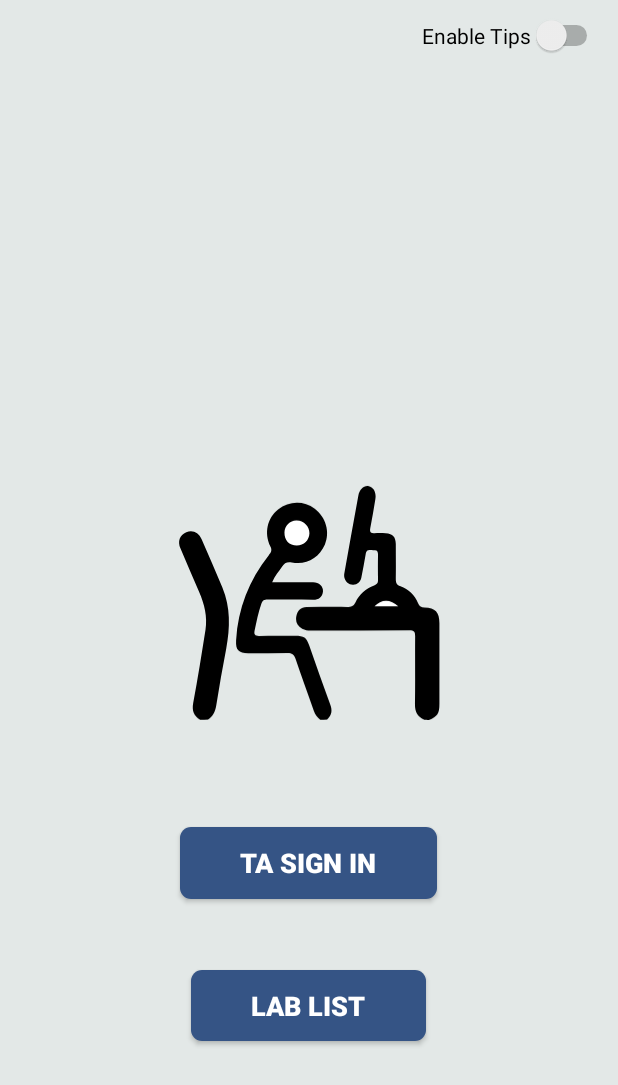
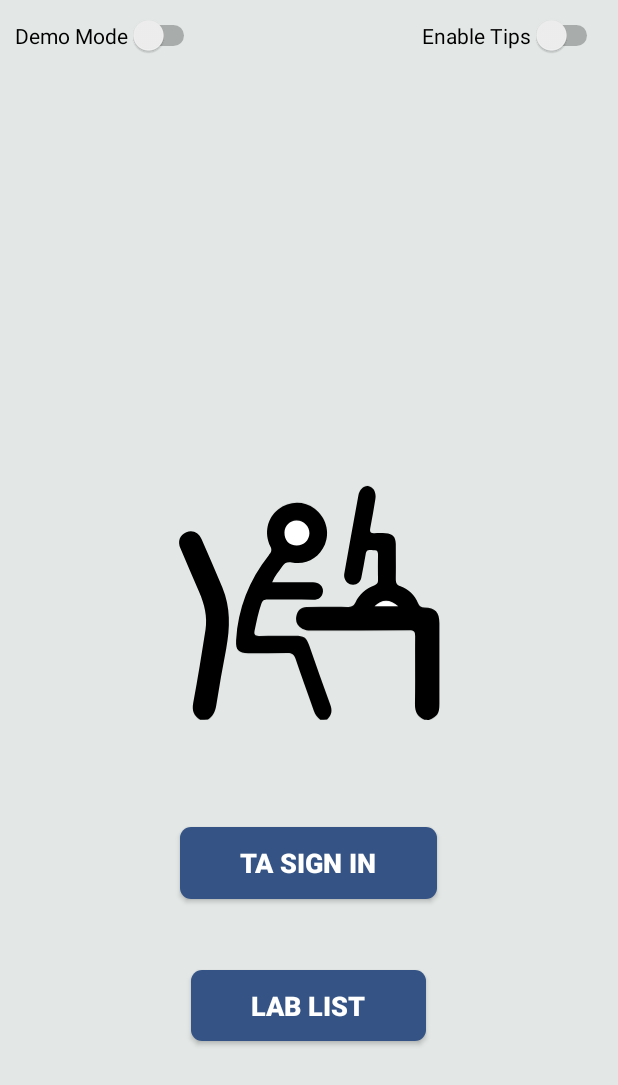
Before and after one commit to sal515/ENGRLABS, an Android app: the screen it shows after launch (MainActivity), on a phone screen of 412 x 824 dp. Shown: the top 1085 px of the screen. Run offline under Robolectric (Android 15) with nearby library versions, the phone set to English and light mode, and no system bars; our stand-ins replace Firebase (no records; nobody signed in at launch, a user with empty details on screens opened directly); libraries missing offline, so code that uses them is left out: com.tooltip.

Commit message:
demo mode added

```diff
--- a/app/src/main/java/ca/engrLabs_390/engrlabs/MainActivity.java
+++ b/app/src/main/java/ca/engrLabs_390/engrlabs/MainActivity.java
@@ -12,6 +12,7 @@ import android.view.View;
 import android.widget.Button;
 import android.widget.ImageView;
 import android.widget.Switch;
+import android.widget.Toast;
 
 import com.tooltip.OnClickListener;
 import com.tooltip.Tooltip;
@@ -39,6 +40,10 @@ public class MainActivity extends AppCompatActivity {
     private static int tooltipState = 0; //local state machine to control active tooltip
     private Tooltip tool;   //local tooltip
 
+    //Handles demo mode
+    private Switch demoModeSwitch;
+    public static boolean demoMode;
+
     @Override
     protected void onCreate(Bundle savedInstanceState) {
         super.onCreate(savedInstanceState);
@@ -54,7 +59,7 @@ public class MainActivity extends AppCompatActivity {
 
         notificationManager = NotificationManagerCompat.from(this);
 
-        setScheduledNotification(Calendar.MONDAY,22,45,0);  //Monday at 10:45pm
+        //setScheduledNotification(Calendar.TUESDAY,23,42,0);  //Monday at 10:45pm
     }
 
     @Override
@@ -82,6 +87,7 @@ public class MainActivity extends AppCompatActivity {
         logo = findViewById(R.id.logo);
         logo.setImageResource(R.drawable.ic_logo_better);
         tutorialModeSwitch = findViewById(R.id.tutorialMode);
+        demoModeSwitch = findViewById(R.id.demoMode);
     }
 
     void initializeListeners() {
@@ -99,6 +105,19 @@ public class MainActivity extends AppCompatActivity {
                     if (tool != null){
                         tool.dismiss();
                     }
+                }
+            }
+        });
+        demoModeSwitch.setOnClickListener(new View.OnClickListener() {
+            @Override
+            public void onClick(View v) {
+                demoMode = demoModeSwitch.isChecked();
+                setTimedNotification(10);
+                if (demoModeSwitch.isChecked()){
+                    Toast.makeText(getApplicationContext(), "Demo Mode Enabled", Toast.LENGTH_SHORT).show();
+                }
+                else{
+                    Toast.makeText(getApplicationContext(), "Demo Mode Disabled", Toast.LENGTH_SHORT).show();
                 }
             }
         });
@@ -147,6 +166,19 @@ public class MainActivity extends AppCompatActivity {
         cal.set(Calendar.SECOND,second);
 
         //cal.add(Calendar.MINUTE, 1);
+
+        alarmManager.setExact(AlarmManager.RTC_WAKEUP, cal.getTimeInMillis(), broadcast);
+    }
+
+    public void setTimedNotification(int seconds){
+        AlarmManager alarmManager = (AlarmManager) getSystemService(Context.ALARM_SERVICE);
+
+        Intent notificationIntent = new Intent(this, AlarmReceiver.class);
+        PendingIntent broadcast = PendingIntent.getBroadcast(this, 100, notificationIntent, PendingIntent.FLAG_UPDATE_CURRENT);
+
+        Calendar cal = Calendar.getInstance();
+
+        cal.add(Calendar.SECOND, seconds);
 
         alarmManager.setExact(AlarmManager.RTC_WAKEUP, cal.getTimeInMillis(), broadcast);
     }
--- a/app/src/main/res/layout/activity_main.xml
+++ b/app/src/main/res/layout/activity_main.xml
@@ -58,4 +58,12 @@
         android:layout_marginRight="10dp"
         android:layout_marginBottom="50dp"
         android:text="Enable Tips" />
+
+    <Switch
+        android:id="@+id/demoMode"
+        android:layout_width="wrap_content"
+        android:layout_height="wrap_content"
+        android:layout_marginLeft="10dp"
+        android:layout_marginTop="10dp"
+        android:text="Demo Mode" />
 </RelativeLayout>
```
